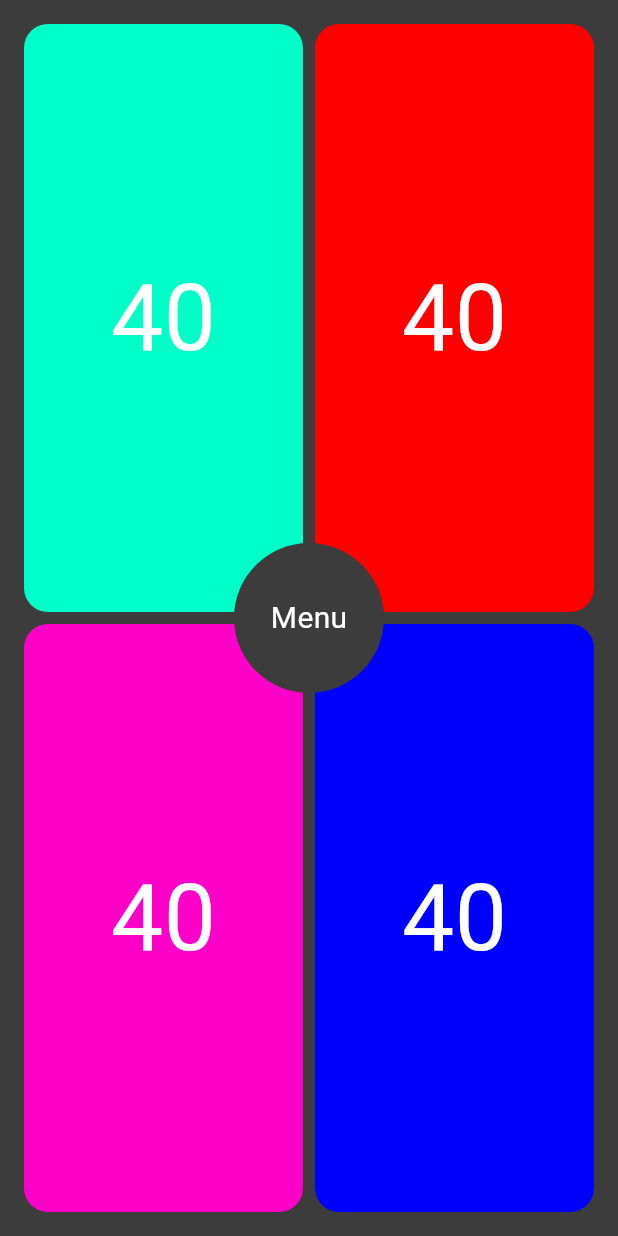
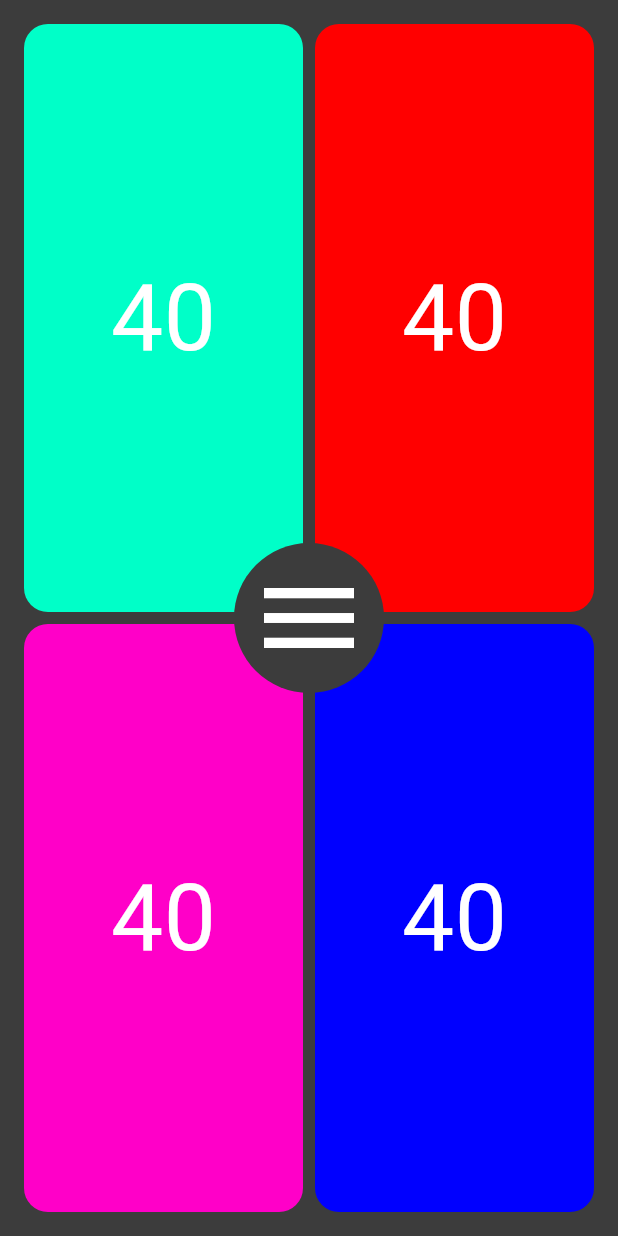
Before and after one commit to Awejake20/Talisman, a Flutter app: the screen it shows after launch, on a phone screen of 412 x 824 dp. Run offline on Flutter 3.47's test engine with Material 3 defaults, Android fonts, the light colour scheme and no system bars.

Commit message:
Changed icon

```diff
--- a/lib/Menu.dart
+++ b/lib/Menu.dart
@@ -16,13 +16,11 @@ class MenuButton extends StatelessWidget {
           color: const Color.fromARGB(255, 60, 60, 60), // Button color
           shape: BoxShape.circle, // Makes the button circular
         ),
-        child: Center(
-          child: Text(
-            'Menu',
-            style: TextStyle(
-              fontSize: 20,
-              color: Colors.white,
-            ),
+        child: const Center(
+          child: Icon(
+            Icons.menu,
+            size: 80.0, // Size of the icon
+            color: Colors.white, // Icon color
           ),
         ),
       ),
```
